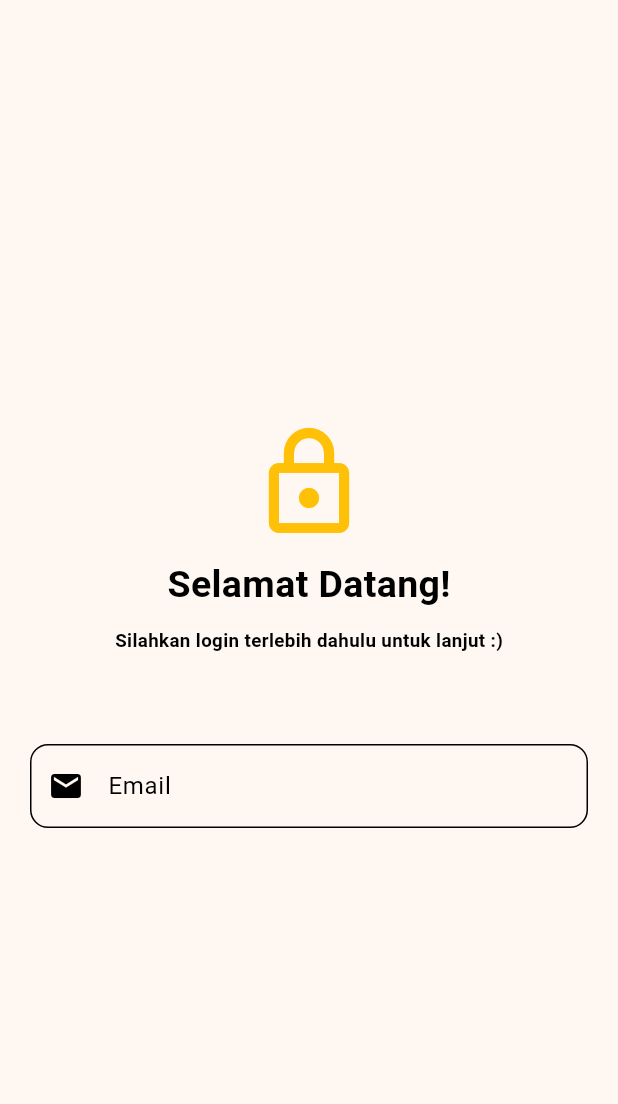
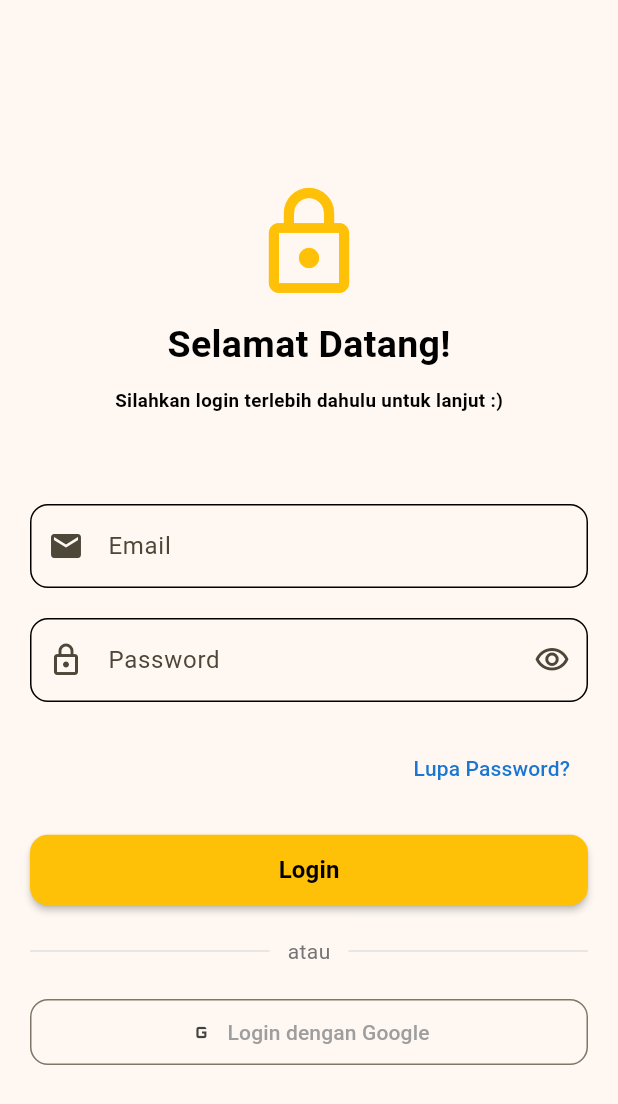
Before and after one commit to AbdillahFajar/flutter_splash_screen, a Flutter app: the Login screen opened directly, on a phone screen of 412 x 824 dp. Shown: the top 1104 px of the screen. Run offline on Flutter 3.47's test engine with Material 3 defaults, Android fonts, the phone set to English and light mode, and no system bars.

Commit message:
halaman login, selesai!

```diff
--- a/lib/screen/login.dart
+++ b/lib/screen/login.dart
@@ -10,7 +10,7 @@ class Login extends StatelessWidget {
         child: SingleChildScrollView(
           child: Container(
             padding: const EdgeInsets.all(20.0),
-            child:  Column(
+            child: Column(
               mainAxisAlignment: MainAxisAlignment.center,
               children: [
                 SizedBox(height: 10),
@@ -24,7 +24,7 @@ class Login extends StatelessWidget {
                     fontSize: 25,
                     fontWeight: FontWeight.bold,
                     color: Colors.black,
-                  )
+                  ),
                 ),
 
                 SizedBox(height: 10),
@@ -34,7 +34,7 @@ class Login extends StatelessWidget {
                   style: TextStyle(
                     fontSize: 12.5,
                     fontWeight: FontWeight.bold,
-                    color: Colors.black
+                    color: Colors.black,
                   ),
                 ),
 
@@ -45,27 +45,115 @@ class Login extends StatelessWidget {
                   keyboardType: TextInputType.emailAddress,
                   decoration: InputDecoration(
                     labelText: 'Email',
-                    labelStyle: TextStyle(color: Colors.black),
-                    hintText: 'Masukan alamat email Anda',
-                    prefixIcon: Icon(Icons.email, color: Colors.black),
+                    hintText: 'Masukkan alamat email Anda',
+                    prefixIcon: const Icon(Icons.email),
                     //tambah border ketika field gak diklik user
                     enabledBorder: OutlineInputBorder(
-                      borderRadius: BorderRadius.circular(12.0),
-                      borderSide: BorderSide(
-                        color: Colors.black,
-                        width: 1
-                      )
+                      borderRadius: BorderRadius.circular(12),
+                      borderSide: BorderSide(color: Colors.black),
                     ),
                     //tambah border ketika field diklik user
                     focusedBorder: OutlineInputBorder(
                       borderRadius: BorderRadius.circular(12),
-                      borderSide: BorderSide(
-                        color: Colors.amber,
-                        width: 2
-                      )
-                    )
+                      borderSide: BorderSide(color: Colors.amber, width: 2),
+                    ),
                   ),
-                )
+                ),
+
+                SizedBox(height: 20),
+
+                //TextField Password
+                TextField(
+                  obscureText: true,
+                  decoration: InputDecoration(
+                    labelText: 'Password',
+                    hintText: 'Masukkan password Anda',
+                    prefixIcon: const Icon(Icons.lock_outlined),
+                    suffixIcon: const Icon(Icons.visibility_outlined),
+                    enabledBorder: OutlineInputBorder(
+                      borderRadius: BorderRadius.circular(12),
+                      borderSide: BorderSide(color: Colors.black),
+                    ),
+                    focusedBorder: OutlineInputBorder(
+                      borderRadius: BorderRadius.circular(12),
+                      borderSide: BorderSide(color: Colors.amber, width: 2),
+                    ),
+                  ),
+                ),
+
+                SizedBox(height: 20),
+
+                Align(
+                  alignment: Alignment.centerRight,
+                  child: TextButton(
+                    onPressed: () {},
+                    child: Text(
+                      'Lupa Password?',
+                      style: TextStyle(color: Colors.blue[700], fontSize: 14),
+                    ),
+                  ),
+                ),
+
+                SizedBox(height: 20),
+
+                Column(
+                  crossAxisAlignment: CrossAxisAlignment.stretch,
+                  children: [
+                    ElevatedButton(
+                      onPressed: () {},
+                      style: ElevatedButton.styleFrom(
+                        backgroundColor: Colors.amber,
+                        foregroundColor: Colors.black,
+                        padding: const EdgeInsets.symmetric(vertical: 12),
+                        shape: RoundedRectangleBorder(
+                          borderRadius: BorderRadiusGeometry.circular(12),
+                        ),
+                        elevation: 2,
+                      ),
+                      child: const Text(
+                        'Login',
+                        style: TextStyle(
+                          fontSize: 16,
+                          fontWeight: FontWeight.bold,
+                        ),
+                      ),
+                    ),
+                    SizedBox(height: 20),
+
+                    //bikin garis yang ada tulisan 'atau' di tengahnya
+                    Row(
+                      children: [
+                        Expanded(child: Divider(color: Colors.grey[300])),
+                        Padding(
+                          padding: const EdgeInsets.symmetric(horizontal: 12),
+                          child: Text(
+                            'atau',
+                            style: TextStyle(color: Colors.grey[600]),
+                          ),
+                        ),
+                        Expanded(child: Divider(color: Colors.grey[300])),
+                      ],
+                    ),
+
+                    SizedBox(height: 20),
+                    //Bikin tombol untuk sosial media
+                    OutlinedButton.icon(
+                      onPressed: () {},
+                      icon: Icon(Icons.g_mobiledata, color: Colors.grey[800]),
+                      label: Text(
+                        'Login dengan Google',
+                        style: TextStyle(color: Colors.grey),
+                      ),
+                      style: OutlinedButton.styleFrom(
+                        padding: const EdgeInsets.symmetric(vertical: 12),
+                        shape: RoundedRectangleBorder(
+                          borderRadius: BorderRadius.circular(12),
+                          side: BorderSide(color: Colors.grey[300]!),
+                        ),
+                      ),
+                    ),
+                  ],
+                ),
               ],
             ),
           ),
```
